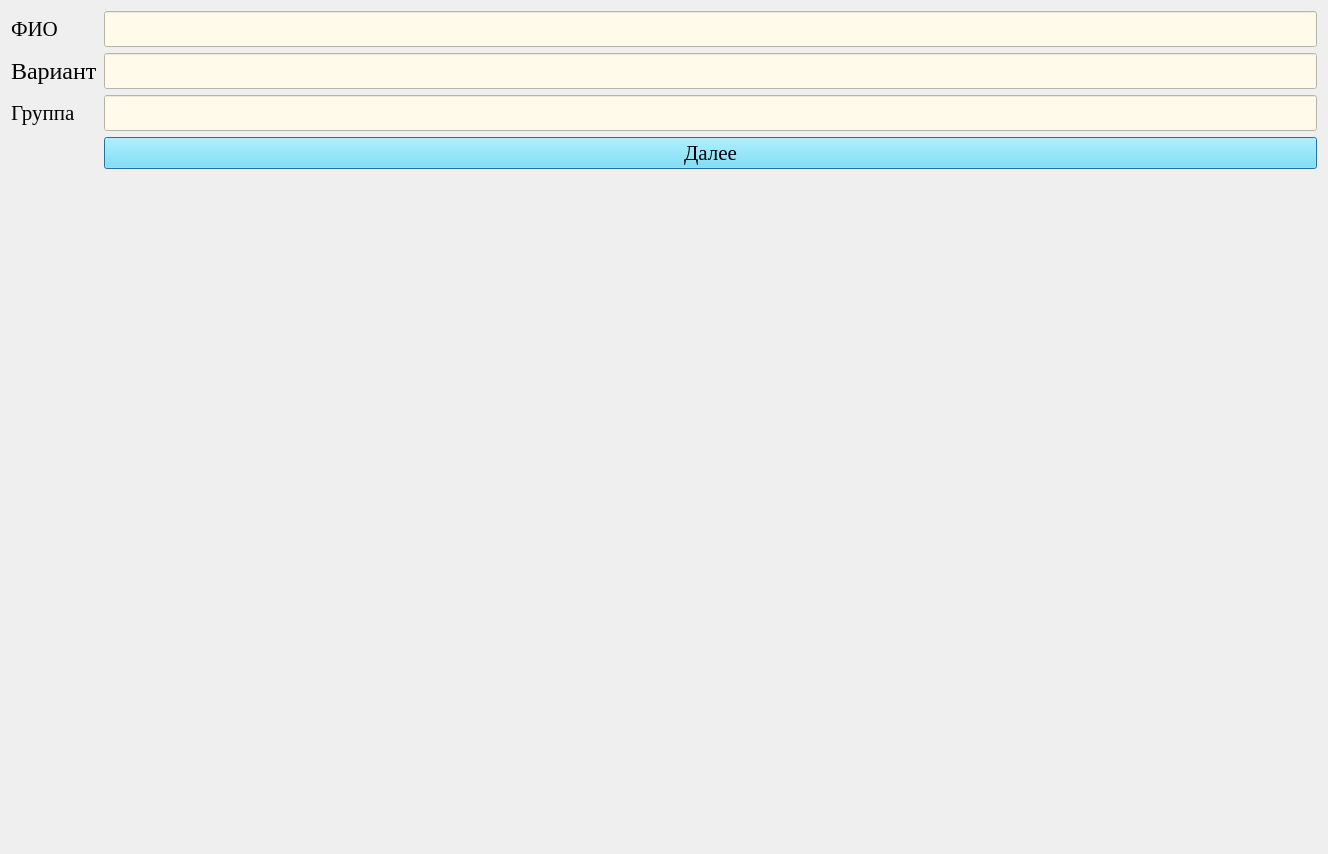
First picture: the form in qt_designer_ui/login.ui, repository IvaMarin/Project-Network-Diagram-App, before the edit.
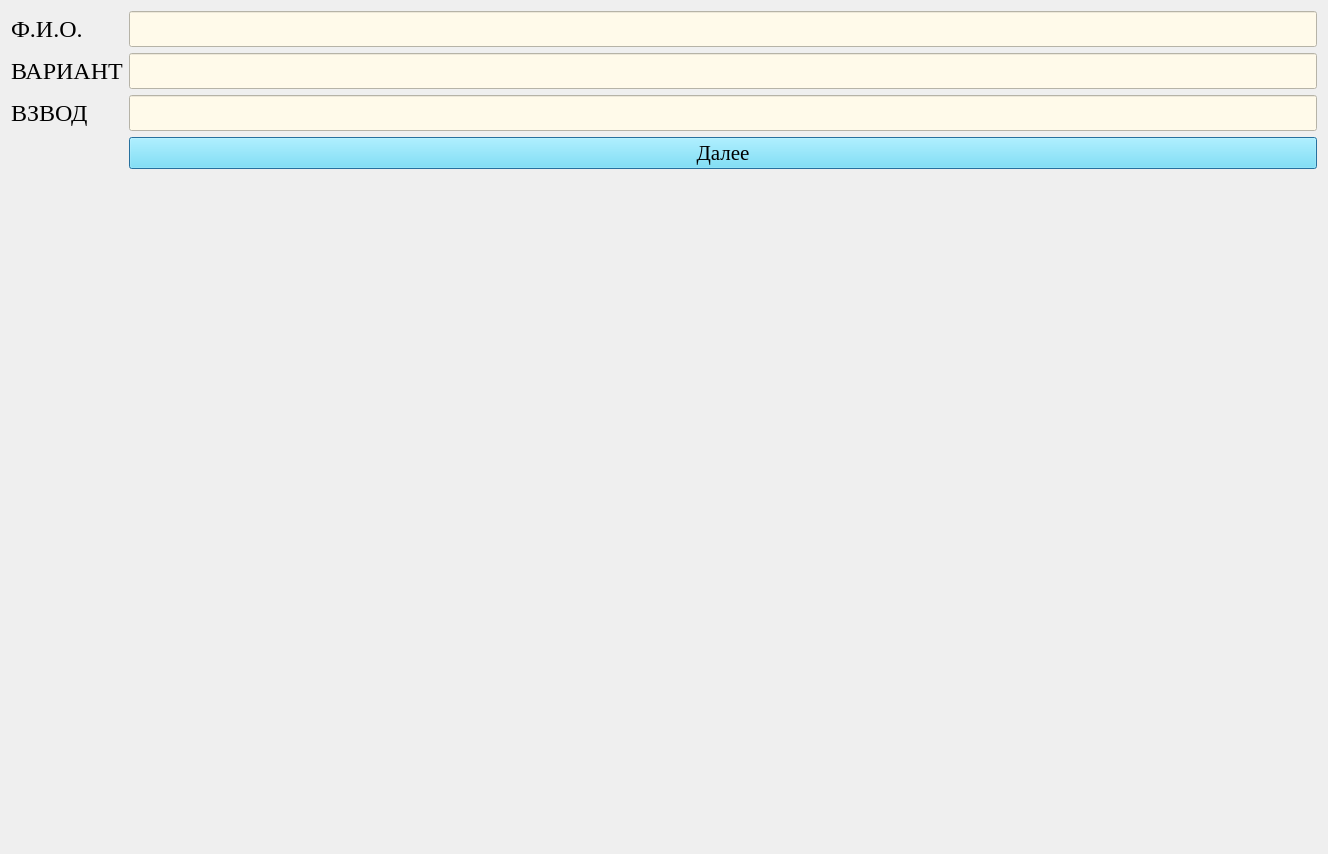
Second picture: the form after the edit.

```diff
--- a/qt_designer_ui/login.ui
+++ b/qt_designer_ui/login.ui
@@ -23,7 +23,7 @@
       </font>
      </property>
      <property name="text">
-      <string>&lt;html&gt;&lt;head/&gt;&lt;body&gt;&lt;p&gt;&lt;span style=&quot; font-size:16pt;&quot;&gt;ФИО&lt;/span&gt;&lt;/p&gt;&lt;/body&gt;&lt;/html&gt;</string>
+      <string>&lt;html&gt;&lt;head/&gt;&lt;body&gt;&lt;p&gt;Ф.И.О.&lt;/p&gt;&lt;/body&gt;&lt;/html&gt;</string>
      </property>
     </widget>
    </item>
@@ -54,7 +54,7 @@
       </font>
      </property>
      <property name="text">
-      <string>&lt;html&gt;&lt;head/&gt;&lt;body&gt;&lt;p&gt;Вариант&lt;/p&gt;&lt;/body&gt;&lt;/html&gt;</string>
+      <string>&lt;html&gt;&lt;head/&gt;&lt;body&gt;&lt;p&gt;ВАРИАНТ&lt;/p&gt;&lt;/body&gt;&lt;/html&gt;</string>
      </property>
     </widget>
    </item>
@@ -85,7 +85,7 @@
       </font>
      </property>
      <property name="text">
-      <string>&lt;html&gt;&lt;head/&gt;&lt;body&gt;&lt;p&gt;&lt;span style=&quot; font-size:16pt;&quot;&gt;Группа&lt;/span&gt;&lt;/p&gt;&lt;/body&gt;&lt;/html&gt;</string>
+      <string>&lt;html&gt;&lt;head/&gt;&lt;body&gt;&lt;p&gt;ВЗВОД&lt;/p&gt;&lt;/body&gt;&lt;/html&gt;</string>
      </property>
     </widget>
    </item>
```
Left out of the diff: 2 changed lines with no effect on the pictures.
